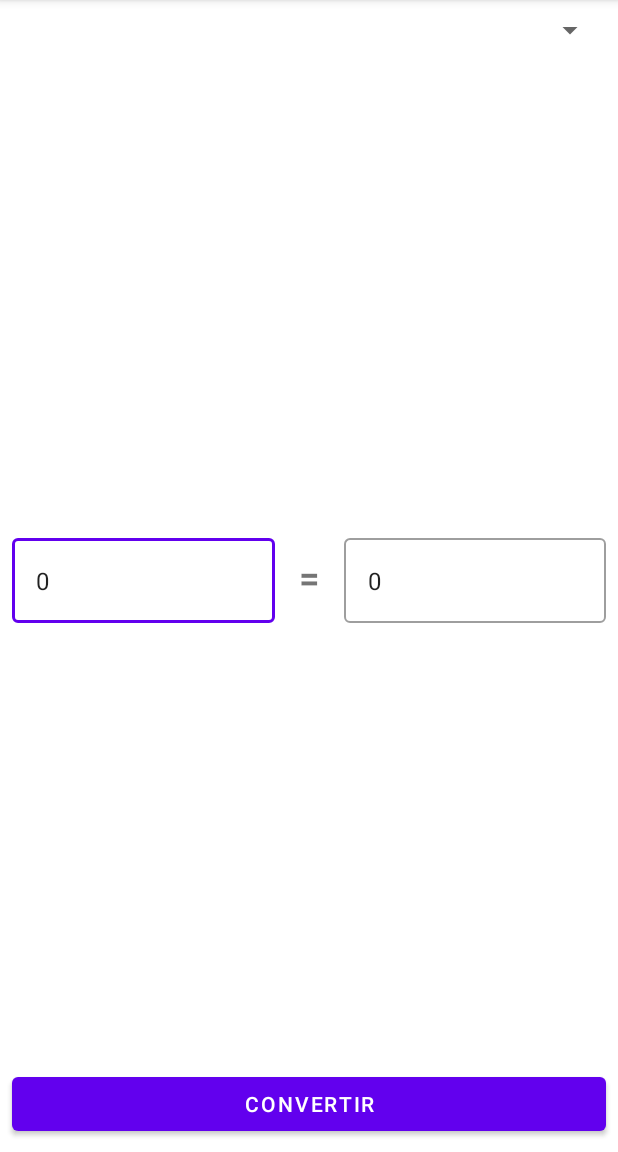
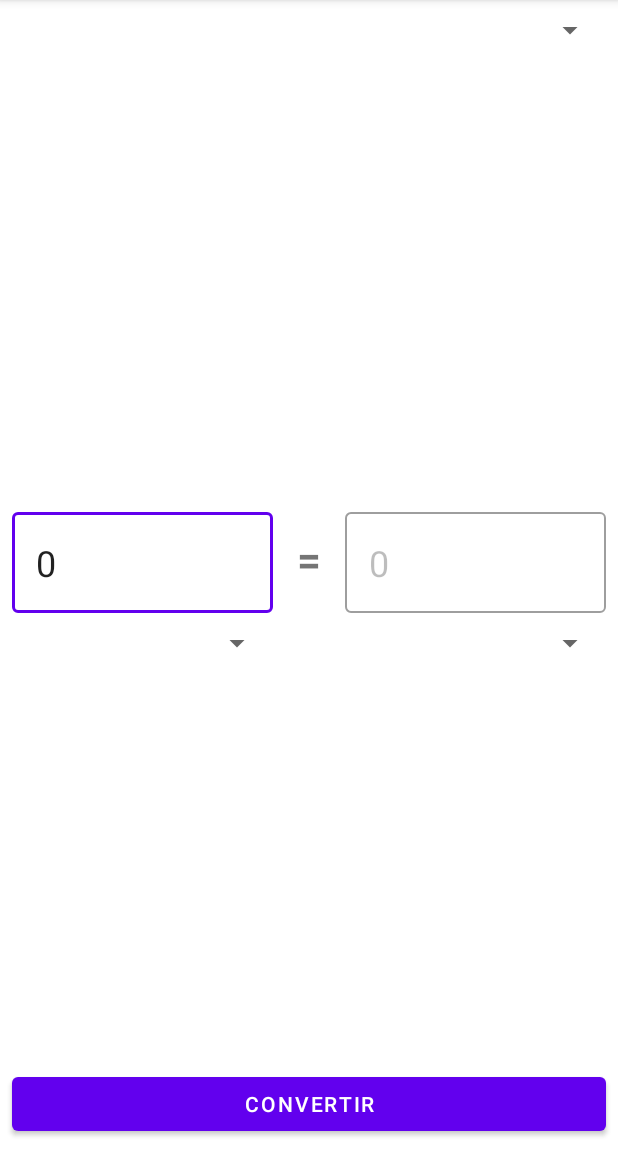
Before and after one commit to DarlynCR/Convertidor, an Android app: the screen it shows after launch (MainActivity), on a phone screen of 412 x 824 dp, the part 84-1236 px from its top. Run offline under Robolectric (Android 15) with nearby library versions, the phone set to English and light mode, and no system bars.

Commit message:
Desarrollo de interfaz gráfica

```diff
--- a/app/src/main/res/layout/activity_main.xml
+++ b/app/src/main/res/layout/activity_main.xml
@@ -21,19 +21,31 @@
         android:id="@+id/til_number1"
         android:layout_width="0dp"
         android:layout_height="wrap_content"
-        app:layout_constraintTop_toTopOf="parent"
-        app:layout_constraintBottom_toBottomOf="parent"
+        app:layout_constraintTop_toBottomOf="@id/spn_combo"
+        app:layout_constraintBottom_toTopOf="@id/btn_convertir"
         app:layout_constraintStart_toStartOf="@id/spn_combo"
         app:layout_constraintEnd_toStartOf="@id/tv_iqual"
-        style="@style/Widget.MaterialComponents.TextInputLayout.OutlinedBox"
-        >
+        style="@style/Widget.MaterialComponents.TextInputLayout.OutlinedBox">
 
         <com.google.android.material.textfield.TextInputEditText
+            android:id="@+id/tie_number1"
             android:layout_width="match_parent"
             android:layout_height="wrap_content"
-            android:text="0" />
+            android:text="0"
+            android:inputType="number"
+            android:textSize="24sp"
+            android:lines="1"/>
 
     </com.google.android.material.textfield.TextInputLayout>
+
+    <Spinner
+        android:id="@+id/spn_number1"
+        android:layout_width="0dp"
+        android:layout_height="wrap_content"
+        app:layout_constraintStart_toStartOf="@id/til_number1"
+        app:layout_constraintEnd_toEndOf="@id/til_number1"
+        app:layout_constraintTop_toBottomOf="@id/til_number1"
+        android:layout_marginTop="8dp"/>
 
     <TextView
         android:id="@+id/tv_iqual"
@@ -42,34 +54,46 @@
         android:text="="
         android:textAlignment="center"
         android:textStyle="bold"
-        android:textSize="24sp"
+        android:textSize="28sp"
         android:padding="16dp"
         app:layout_constraintStart_toEndOf="@id/til_number1"
         app:layout_constraintEnd_toStartOf="@id/til_number2"
         app:layout_constraintTop_toTopOf="@id/til_number1"
-        app:layout_constraintBottom_toBottomOf="@id/til_number1"
-        />
+        app:layout_constraintBottom_toBottomOf="@id/til_number1"/>
 
     <com.google.android.material.textfield.TextInputLayout
         android:id="@+id/til_number2"
         android:layout_width="0dp"
         android:layout_height="wrap_content"
-        app:layout_constraintTop_toTopOf="parent"
-        app:layout_constraintBottom_toBottomOf="parent"
+        app:layout_constraintTop_toTopOf="@id/til_number1"
+        app:layout_constraintBottom_toBottomOf="@id/til_number1"
         app:layout_constraintStart_toEndOf="@id/tv_iqual"
         app:layout_constraintEnd_toEndOf="@id/spn_combo"
-        style="@style/Widget.MaterialComponents.TextInputLayout.OutlinedBox"
-        >
+        style="@style/Widget.MaterialComponents.TextInputLayout.OutlinedBox">
 
         <com.google.android.material.textfield.TextInputEditText
+            android:id="@+id/tie_number2"
             android:layout_width="match_parent"
             android:layout_height="wrap_content"
-            android:text="0" />
+            android:text="0"
+            android:inputType="number"
+            android:textSize="24sp"
+            android:lines="1"
+            android:enabled="false"/>
 
     </com.google.android.material.textfield.TextInputLayout>
 
+    <Spinner
+        android:id="@+id/spn_number2"
+        android:layout_width="0dp"
+        android:layout_height="wrap_content"
+        app:layout_constraintStart_toStartOf="@id/til_number2"
+        app:layout_constraintEnd_toEndOf="@id/til_number2"
+        app:layout_constraintTop_toBottomOf="@id/til_number2"
+        android:layout_marginTop="8dp"/>
 
     <com.google.android.material.button.MaterialButton
+        android:id="@+id/btn_convertir"
         android:layout_width="0dp"
         android:layout_height="wrap_content"
         app:layout_constraintBottom_toBottomOf="parent"
@@ -77,4 +101,5 @@
         app:layout_constraintEnd_toEndOf="@id/spn_combo"
         android:text="CONVERTIR"
         android:layout_marginBottom="8dp"/>
+
 </androidx.constraintlayout.widget.ConstraintLayout>
```
